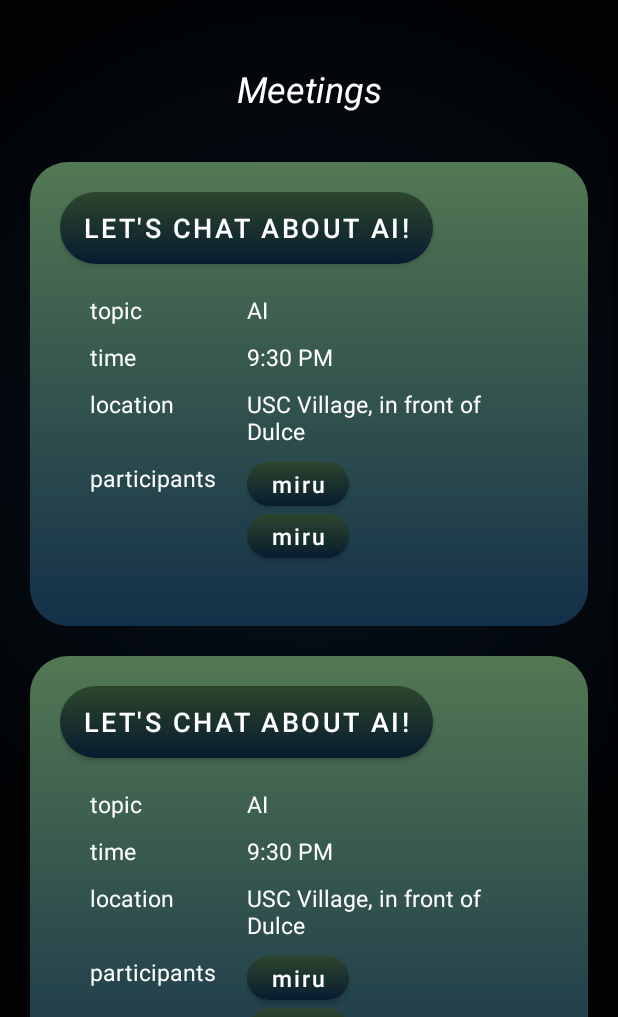
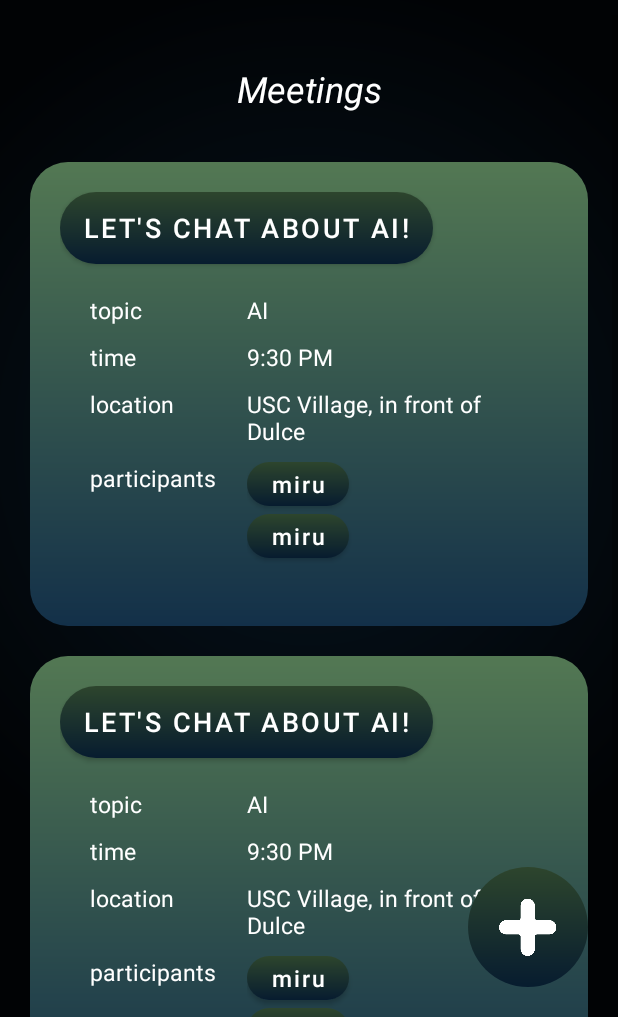
Before and after one commit to JakeLikeStrawberry/Talk2Friends, an Android app: the MeetingsActivity screen opened directly, with no data from a screen before it, on a phone screen of 412 x 824 dp, the part 219-1236 px from its top. Run offline under Robolectric (Android 15) with nearby library versions, the phone set to English and light mode, and no system bars; our stand-ins replace Firebase (no records; nobody signed in at launch, a user with empty details on screens opened directly).

Commit message:
Done create meeting feature

```diff
--- a/app/src/main/java/com/example/talk2friends/MeetingsActivity.java
+++ b/app/src/main/java/com/example/talk2friends/MeetingsActivity.java
@@ -3,9 +3,12 @@ package com.example.talk2friends;
 import androidx.appcompat.app.AppCompatActivity;
 
 import android.content.Intent;
+import android.media.Image;
 import android.os.Bundle;
 import android.view.View;
+import android.widget.EditText;
 import android.widget.ImageButton;
+import android.widget.TextView;
 
 public class MeetingsActivity extends AppCompatActivity {
 
@@ -14,6 +17,19 @@ public class MeetingsActivity extends AppCompatActivity {
     // topbar
     private ImageButton profileButton;
     private ImageButton meetingsButton;
+
+    private ImageButton createMeetingButton;
+
+    // create meeting
+    private TextView transparentGray;
+    private View create_meeting_box;
+    private ImageButton saveButton;
+
+    // create meeting fields
+    private EditText nameField;
+    private EditText topicField;
+    private EditText timeField;
+    private EditText locationField;
 
     @Override
     protected void onCreate(Bundle savedInstanceState) {
@@ -35,20 +51,81 @@ public class MeetingsActivity extends AppCompatActivity {
         profileButton = (ImageButton) findViewById(R.id.includeSharedBackground).findViewById(R.id.profileButton);
         meetingsButton = (ImageButton) findViewById(R.id.includeSharedBackground).findViewById(R.id.meetingsButton);
 
+        createMeetingButton = (ImageButton) findViewById(R.id.createMeetingButton);
+
+        // create meeting
+        transparentGray = (TextView) findViewById(R.id.transparentGray);
+        create_meeting_box = (View) findViewById(R.id.create_meeting_box);
+        saveButton = (ImageButton) findViewById(R.id.create_meeting_box).findViewById(R.id.saveButton);
+
+        // create meeting fields
+        nameField = (EditText) findViewById(R.id.create_meeting_box).findViewById(R.id.nameField);
+        topicField = (EditText) findViewById(R.id.create_meeting_box).findViewById(R.id.topicField);
+        timeField = (EditText) findViewById(R.id.create_meeting_box).findViewById(R.id.timeField);
+        locationField = (EditText) findViewById(R.id.create_meeting_box).findViewById(R.id.locationField);
+
         profileButton.setOnClickListener(new View.OnClickListener() {
             @Override
             public void onClick(View view) {
                 Utils.switchActivityProfile(MeetingsActivity.this, currentUser.getEmail());
             }
         });
-//        meetingsButton.setOnClickListener(new View.OnClickListener() {
-//            @Override
-//            public void onClick(View view) {
-//                Utils.switchActivityMeetings(MeetingsActivity.this, currentUser.getEmail());
-//            }
-//        });
+
+        createMeetingButton.setOnClickListener(new View.OnClickListener() {
+            @Override
+            public void onClick(View view) {
+                toggleEditPersonal();
+            }
+        });
+        transparentGray.setOnClickListener(new View.OnClickListener() {
+            @Override
+            public void onClick(View view) {
+                toggleEditPersonal();
+            }
+        });
+        saveButton.setOnClickListener(new View.OnClickListener() {
+            @Override
+            public void onClick(View view) {
+                if (saveMeeting()) {
+                    toggleEditPersonal();
+                } else {
+                    // TODO: display error message in UI saying that all fields must be filled
+                    displayIncorrectCreateMessage();
+                    System.out.println("All fields must be filled!");
+                }
+
+            }
+        });
 
 
     }
 
+    // toggle visibility of create meeting box
+    private void toggleEditPersonal () {
+        // TODO: refresh meetings displayed in scrollView
+
+        if (transparentGray.getVisibility() == View.GONE) {
+            transparentGray.setVisibility(View.VISIBLE);
+            create_meeting_box.setVisibility(View.VISIBLE);
+        } else if (transparentGray.getVisibility() == View.VISIBLE) {
+            transparentGray.setVisibility(View.GONE);
+            create_meeting_box.setVisibility(View.GONE);
+        }
+
+    }
+
+    // save meeting to database
+    private boolean saveMeeting() {
+        if (nameField.getText().toString().equals("") || topicField.getText().toString().equals("") || timeField.getText().toString().equals("") || locationField.getText().toString().equals("")) {
+            return false;
+        }
+        DatabaseHandler.pushNewValue("meetings", new Meeting(nameField.getText().toString(), topicField.getText().toString(), timeField.getText().toString(), locationField.getText().toString(), currentUser.getEmail()));
+        return true;
+    }
+
+    private void displayIncorrectCreateMessage() {
+        TextView incorrectCreateText = (TextView) findViewById(R.id.create_meeting_box).findViewById(R.id.incorrectCreateMeetingText);
+        incorrectCreateText.setText("All fields must be filled!");
+    }
+
 }
--- a/app/src/main/res/drawable/rounded_button.xml
+++ b/app/src/main/res/drawable/rounded_button.xml
@@ -1,4 +1,11 @@
-<?xml version="1.0" encoding="UTF-8" ?>
+<?xml version="1.0" encoding="utf-8"?>
 <shape xmlns:android="http://schemas.android.com/apk/res/android">
-    <corners android:radius="500dp" />
+    <corners
+        android:radius="500dp"/>
+    <solid
+        android:color="#ffff"/>
+    <gradient
+        android:startColor="@color/greenStart"
+        android:endColor="@color/blueEnd"
+        android:angle="270"/>
 </shape>
--- a/app/src/main/res/layout/activity_meetings.xml
+++ b/app/src/main/res/layout/activity_meetings.xml
@@ -1,19 +1,19 @@
 <?xml version="1.0" encoding="utf-8"?>
 <androidx.constraintlayout.widget.ConstraintLayout xmlns:android="http://schemas.android.com/apk/res/android"
+    xmlns:app="http://schemas.android.com/apk/res-auto"
     xmlns:tools="http://schemas.android.com/tools"
     android:layout_width="match_parent"
-    android:layout_height="match_parent"
-    xmlns:app="http://schemas.android.com/apk/res-auto">
+    android:layout_height="match_parent">
 
     <include
         android:id="@+id/includeSharedBackground"
         layout="@layout/shared_background"
         android:layout_width="0dp"
         android:layout_height="0dp"
-        app:layout_constraintTop_toTopOf="parent"
         app:layout_constraintBottom_toBottomOf="parent"
+        app:layout_constraintEnd_toEndOf="parent"
         app:layout_constraintStart_toStartOf="parent"
-        app:layout_constraintEnd_toEndOf="parent" />
+        app:layout_constraintTop_toTopOf="parent" />
 
     <ScrollView
         android:layout_width="match_parent"
@@ -34,7 +34,7 @@
                 android:text="Meetings"
                 android:textColor="#FFFFFF"
                 android:textSize="24sp"
-                android:textStyle="italic"/>
+                android:textStyle="italic" />
 
             <include
                 android:id="@+id/box"
@@ -47,4 +47,44 @@
         </LinearLayout>
     </ScrollView>
 
+    <ImageButton
+        android:id="@+id/createMeetingButton"
+        android:layout_width="80dp"
+        android:layout_height="80dp"
+        android:layout_weight="1"
+        android:adjustViewBounds="true"
+        android:background="@drawable/rounded_button"
+        android:padding="20dp"
+        android:scaleType="fitCenter"
+        android:src="@drawable/plus_icon"
+        android:translationX="-20dp"
+        android:translationY="-20dp"
+
+        app:backgroundTint="@null"
+        app:layout_constraintBottom_toBottomOf="parent"
+        app:layout_constraintEnd_toEndOf="parent"
+        />
+
+    <TextView
+        android:id="@+id/transparentGray"
+        android:layout_width="match_parent"
+        android:layout_height="match_parent"
+        android:text=""
+        app:layout_constraintTop_toTopOf="parent"
+        app:layout_constraintBottom_toBottomOf="parent"
+        app:layout_constraintStart_toStartOf="parent"
+        app:layout_constraintEnd_toEndOf="parent"
+        android:background="@color/transparentGray"
+        android:visibility="gone"/>
+
+    <include
+        android:id="@+id/create_meeting_box"
+        layout="@layout/create_meeting_box"
+        android:layout_width="match_parent"
+        android:layout_height="match_parent"
+        android:layout_margin="20dp"
+        android:gravity="center"
+        android:visibility="gone"
+        />
+
 </androidx.constraintlayout.widget.ConstraintLayout>
```
Also changed, not shown: app/src/main/java/com/example/talk2friends/Meeting.java (added, +61 -0 lines), app/src/main/res/layout/create_meeting_box.xml (added, +157 -0 lines).
